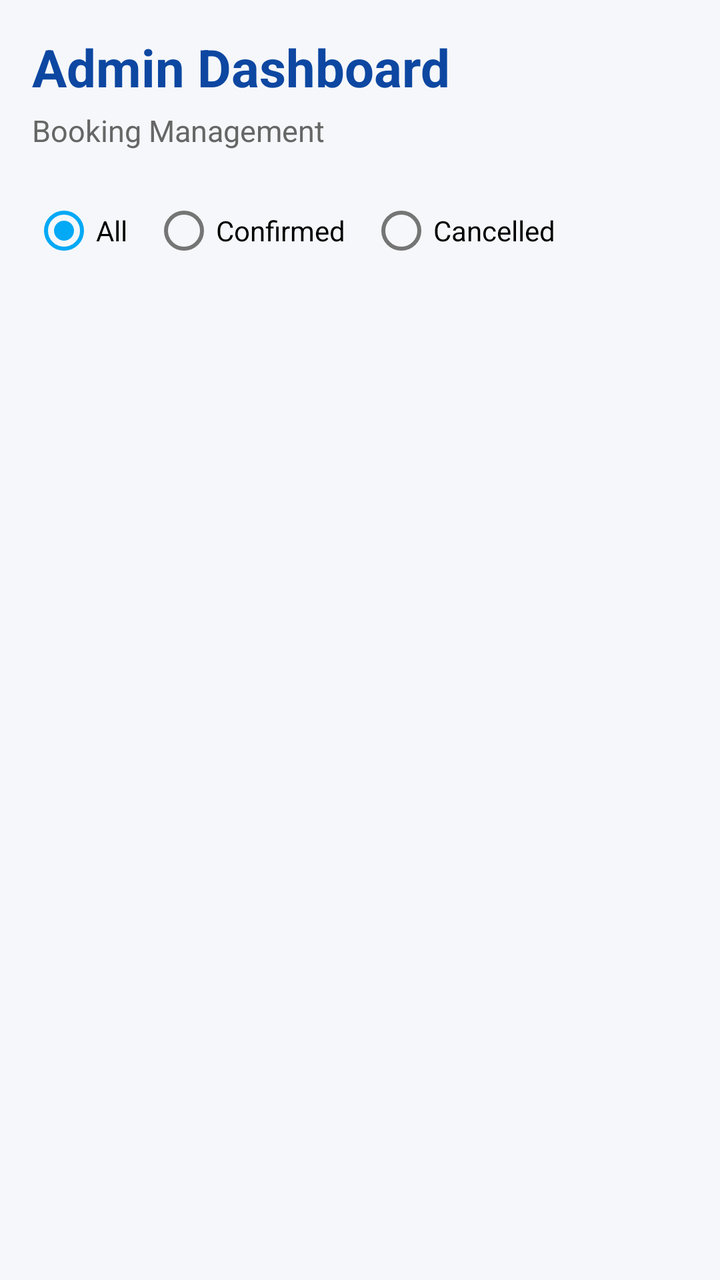
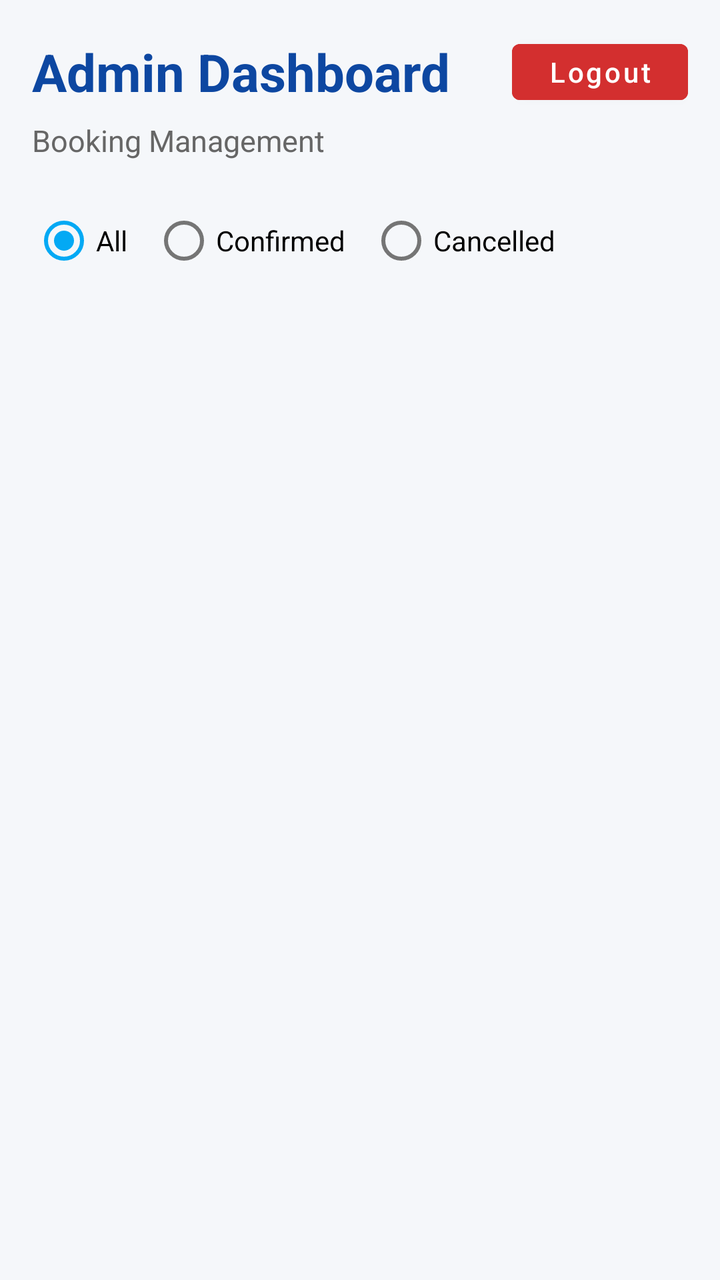

Before-and-after screenshots of an Android layout around one commit, followed by the original layout XML and the change that was made.
<!-- AndroidManifest.xml: application theme Theme.BadmintonBooking -->
<!-- res/layout/activity_admin.xml -->
<?xml version="1.0" encoding="utf-8"?>
<LinearLayout xmlns:android="http://schemas.android.com/apk/res/android"
    android:layout_width="match_parent"
    android:layout_height="match_parent"
    android:orientation="vertical"
    android:background="#F5F7FA"
    android:padding="16dp">

    <TextView
        android:layout_width="match_parent"
        android:layout_height="wrap_content"
        android:text="Admin Dashboard"
        android:textSize="26sp"
        android:textStyle="bold"
        android:textColor="#0D47A1"
        android:layout_marginBottom="4dp" />

    <TextView
        android:layout_width="match_parent"
        android:layout_height="wrap_content"
        android:text="Booking Management"
        android:textSize="15sp"
        android:textColor="#666666"
        android:layout_marginBottom="16dp" />

    <RadioGroup
        android:id="@+id/radioGroupStatus"
        android:layout_width="match_parent"
        android:layout_height="wrap_content"
        android:orientation="horizontal"
        android:layout_marginBottom="12dp">

        <RadioButton
            android:id="@+id/rbAll"
            android:layout_width="wrap_content"
            android:layout_height="wrap_content"
            android:text="All"
            android:checked="true" />

        <RadioButton
            android:id="@+id/rbConfirmed"
            android:layout_width="wrap_content"
            android:layout_height="wrap_content"
            android:text="Confirmed"
            android:layout_marginStart="12dp" />

        <RadioButton
            android:id="@+id/rbCancelled"
            android:layout_width="wrap_content"
            android:layout_height="wrap_content"
            android:text="Cancelled"
            android:layout_marginStart="12dp" />

    </RadioGroup>

    <androidx.recyclerview.widget.RecyclerView
        android:id="@+id/recyclerAdminBookings"
        android:layout_width="match_parent"
        android:layout_height="match_parent" />

</LinearLayout>
<!-- resources referenced by this layout -->
<resources>
  <style name="Theme.BadmintonBooking" parent="Base.Theme.BadmintonBooking" />
  <style name="Base.Theme.BadmintonBooking" parent="Theme.MaterialComponents.Light.NoActionBar">
          <item name="colorPrimary">@color/primary</item>
          <item name="colorPrimaryVariant">@color/primary_dark</item>
          <item name="colorOnPrimary">@color/white</item>
          <item name="colorSecondary">@color/accent</item>
          <item name="colorSecondaryVariant">@color/accent</item>
          <item name="colorOnSecondary">@color/white</item>
          <item name="android:statusBarColor">?attr/colorPrimaryVariant</item>
      </style>
  <color name="primary">#0288D1</color>
  <color name="primary_dark">#01579B</color>
  <color name="white">#FFFFFFFF</color>
  <color name="accent">#03A9F4</color>
</resources>

<!-- the commit's change to res/layout/activity_admin.xml (unified diff, before → after) -->
@@ -6,14 +6,32 @@
     android:background="#F5F7FA"
     android:padding="16dp">
 
-    <TextView
+    <LinearLayout
         android:layout_width="match_parent"
         android:layout_height="wrap_content"
-        android:text="Admin Dashboard"
-        android:textSize="26sp"
-        android:textStyle="bold"
-        android:textColor="#0D47A1"
-        android:layout_marginBottom="4dp" />
+        android:orientation="horizontal"
+        android:gravity="center_vertical"
+        android:layout_marginBottom="4dp">
+
+        <TextView
+            android:layout_width="0dp"
+            android:layout_height="wrap_content"
+            android:layout_weight="1"
+            android:text="Admin Dashboard"
+            android:textSize="26sp"
+            android:textStyle="bold"
+            android:textColor="#0D47A1" />
+
+        <Button
+            android:id="@+id/btnAdminLogout"
+            android:layout_width="wrap_content"
+            android:layout_height="40dp"
+            android:text="Logout"
+            android:textAllCaps="false"
+            android:textColor="#FFFFFF"
+            android:backgroundTint="#D32F2F" />
+
+    </LinearLayout>
 
     <TextView
         android:layout_width="match_parent"
